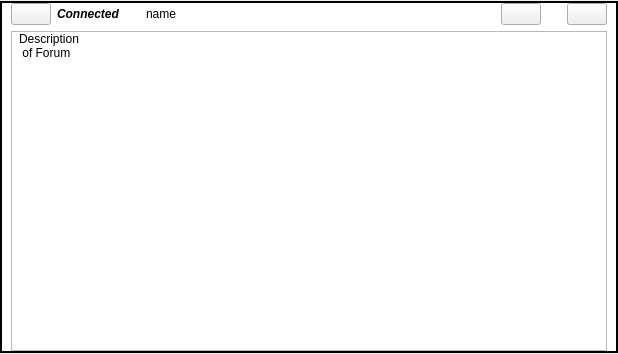
This is retroshare-gui/src/gui/feeds/ForumNewItem.ui in RetroShare/RetroShare as Qt 5 draws it before an edit. The edited form follows.
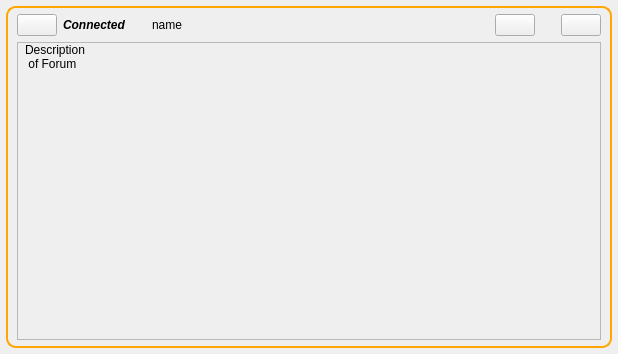
This is the edited form. Icons and pictures are not drawn.

Patch:
```diff
--- a/retroshare-gui/src/gui/feeds/ForumNewItem.ui
+++ b/retroshare-gui/src/gui/feeds/ForumNewItem.ui
@@ -14,17 +14,8 @@
    <string>Form</string>
   </property>
   <layout class="QGridLayout">
-   <property name="leftMargin">
-    <number>0</number>
-   </property>
-   <property name="topMargin">
-    <number>1</number>
-   </property>
-   <property name="rightMargin">
-    <number>0</number>
-   </property>
-   <property name="bottomMargin">
-    <number>1</number>
+   <property name="margin">
+    <number>6</number>
    </property>
    <item row="0" column="0">
     <widget class="QFrame" name="frame">
@@ -35,8 +26,10 @@
       </sizepolicy>
      </property>
      <property name="styleSheet">
-      <string notr="true">QFrame#frame{border: 2px solid black;
-background: white;}</string>
+      <string notr="true">QFrame#frame{border: 2px solid orange;
+background: qlineargradient(x1: 0, y1: 0, x2: 0, y2: 1,
+                                     stop: 0 #F7B552, stop: 1 #FB8428);
+border-radius: 10px}</string>
      </property>
      <property name="frameShape">
       <enum>QFrame::StyledPanel</enum>
@@ -45,11 +38,14 @@
       <enum>QFrame::Raised</enum>
      </property>
      <layout class="QVBoxLayout">
+      <property name="leftMargin">
+       <number>9</number>
+      </property>
       <property name="topMargin">
-       <number>0</number>
+       <number>6</number>
       </property>
       <property name="bottomMargin">
-       <number>0</number>
+       <number>6</number>
       </property>
       <item>
        <layout class="QHBoxLayout">
```
Left out of the diff: 6 changed lines with no effect on the pictures.
